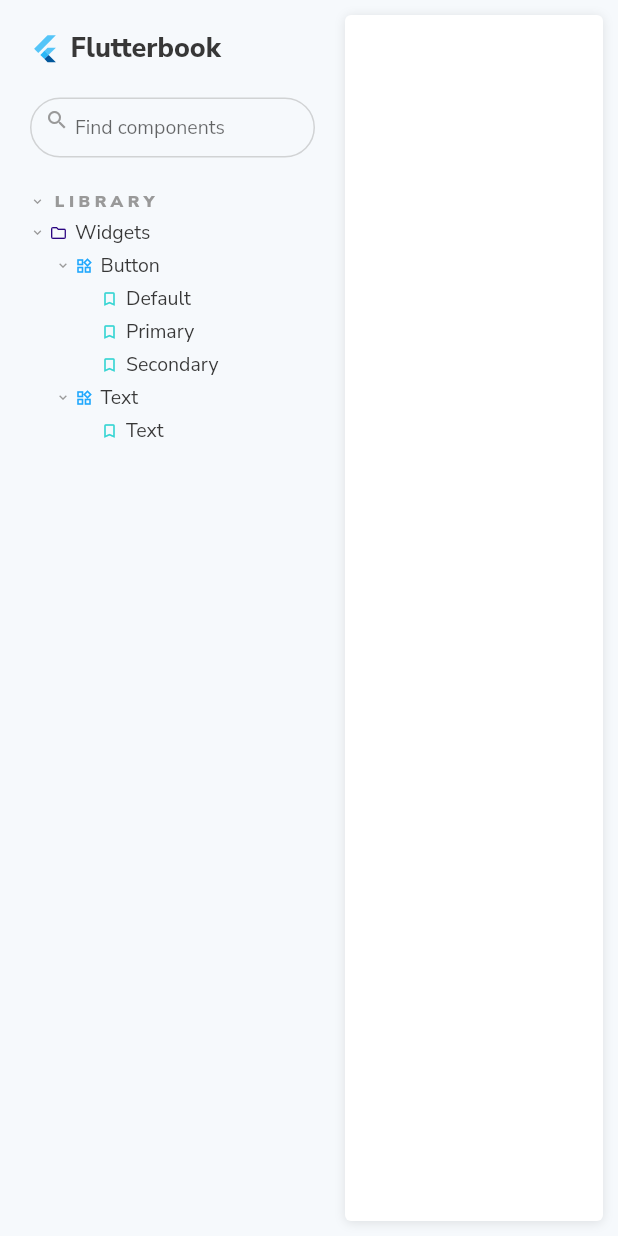
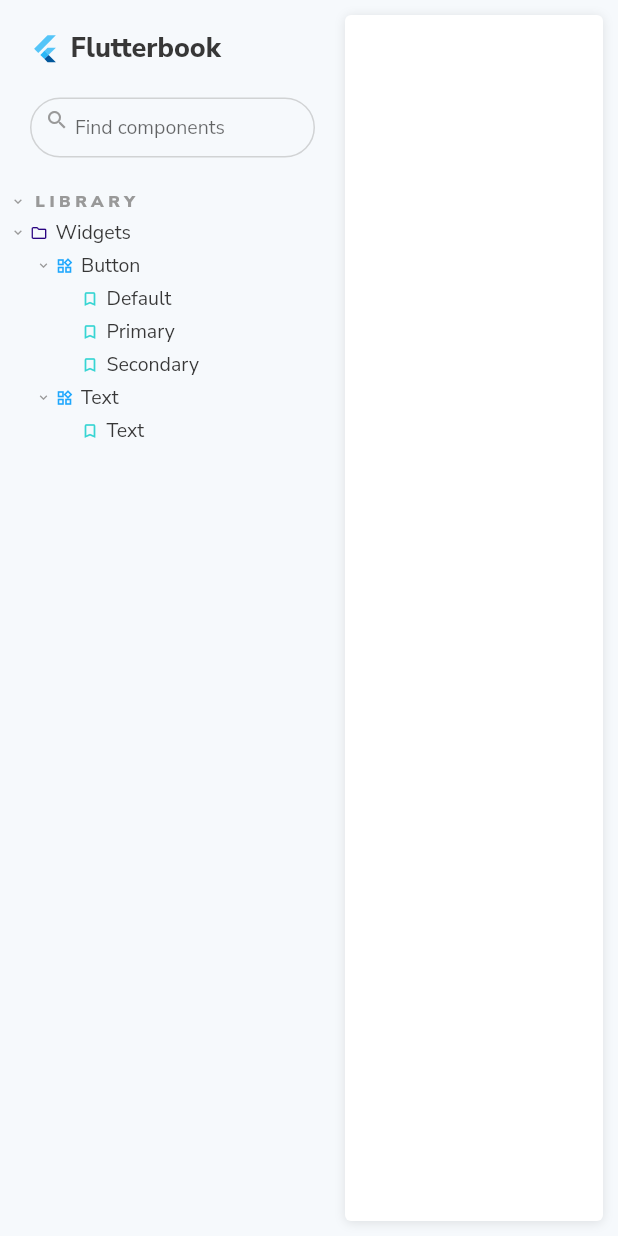
Before and after one commit to Calpoog/flutter_design_system, a Flutter app: the screen it shows after launch, on a phone screen of 412 x 824 dp. Run offline on Flutter 3.47's test engine with Material 2 defaults, Android fonts, the light colour scheme and no system bars; our stand-ins replace flutter_markdown, google_fonts.

Commit message:
Cleanup explorer

```diff
--- a/lib/ui/explorer.dart
+++ b/lib/ui/explorer.dart
@@ -152,20 +152,6 @@
   }
 }
 
-// class ComponentItem extends ExplorerItem {
-//   final ComponentMeta component;
-
-//   ComponentItem({
-//     required this.component,
-//     List<StoryItem> children,
-//     bool? isExpanded,
-//   }) : super(
-//           name: component.name,
-//           children: children,
-//           isExpanded: isExpanded,
-//         );
-// }
-
 class ComponentItemWidget extends StatelessWidget {
   final Component item;
   final int depth;
@@ -185,20 +171,6 @@
     );
   }
 }
-
-// class StoryItem extends ExplorerItem {
-//   StoryItem({
-//     required String name,
-//     this.isSelected = false,
-//   }) : super(
-//           name: name,
-//           children: null,
-//           type: ExplorerItemType.story,
-//         );
-
-//   final bool isSelected;
-//   late final Story story;
-// }
 
 class StoryItemWidget extends StatelessWidget {
   final Story item;
@@ -291,9 +263,9 @@
               color: widget.isSelected
                   ? theme.selected
                   : isHovered
-                      ? theme.selected.withOpacity(0.2)
+                      ? theme.selected.withOpacity(0.1)
                       : null,
-              padding: EdgeInsets.fromLTRB(widget.depth * 17 + 20, 2, 20, 2),
+              padding: EdgeInsets.fromLTRB(widget.depth * 17 + 7, 2, 20, 2),
               margin: widget.margin,
               child: Row(
                 children: [
```
